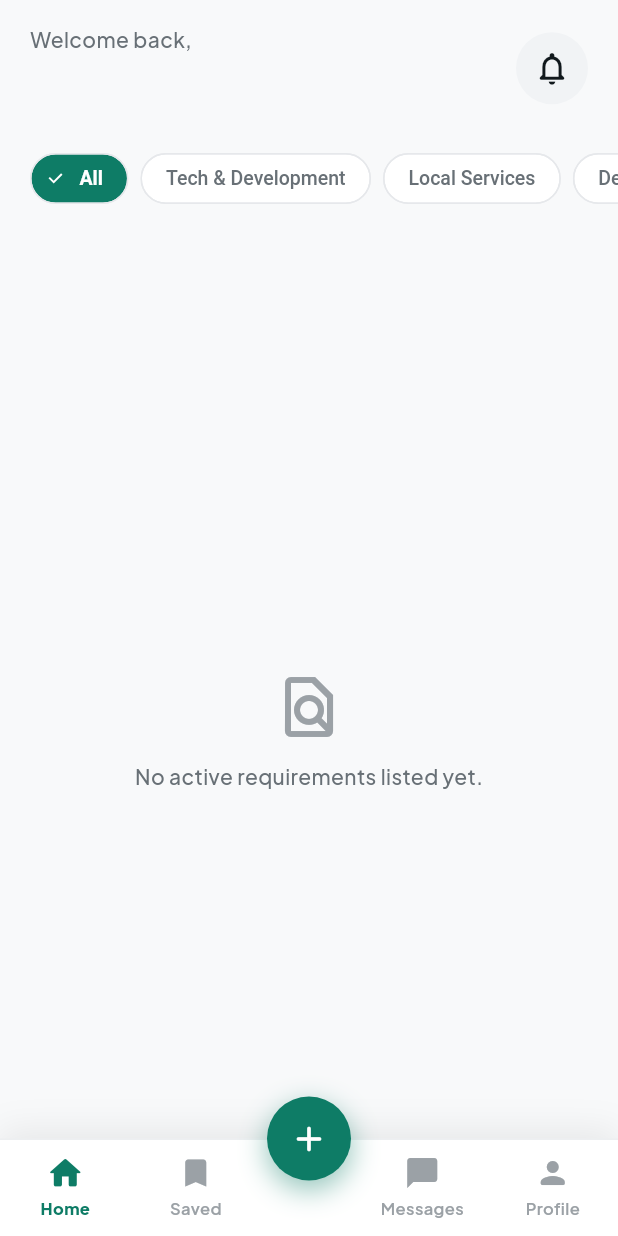
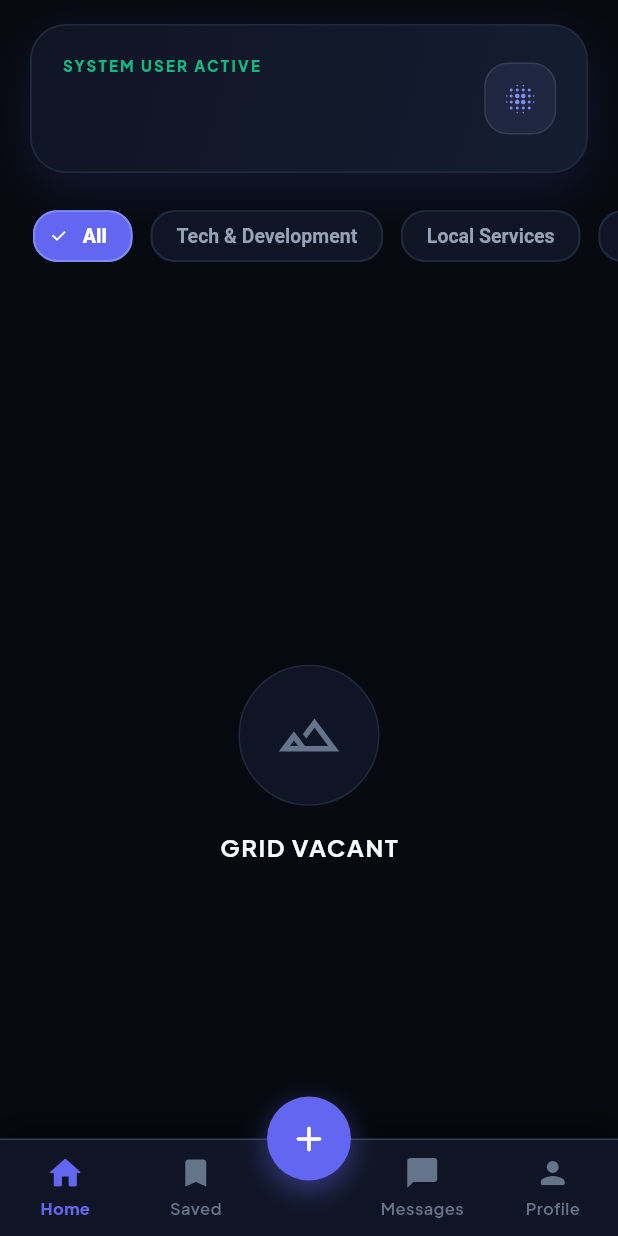
Before and after one commit to MysteriousEshoo/NeedBasedMarketplace, a Flutter app: the screen it shows once a user with an empty profile is signed in, on a phone screen of 412 x 824 dp. Run offline on Flutter 3.47's test engine with Material 3 defaults, Android fonts, the phone set to English and light mode, and no system bars; our stand-ins replace firebase_auth, firebase_core, firebase_database, google_fonts; accounts and stored records are empty.

Commit message:
updated system UI

```diff
--- a/lib/screens/home_screen.dart
+++ b/lib/screens/home_screen.dart
@@ -3,6 +3,7 @@ import 'package:firebase_auth/firebase_auth.dart';
 import '../models/need_model.dart';
 import '../theme/app_colors.dart';
 import '../widgets/pill_tag.dart';
+import '../widgets/three_d_glass_card.dart';
 
 class HomeScreen extends StatefulWidget {
   final List<Need> needs;
@@ -25,7 +26,6 @@ class _HomeScreenState extends State<HomeScreen> {
 
   @override
   Widget build(BuildContext context) {
-    // Corrected data flow logic ensuring real-time posted items render safely
     final filteredNeeds = _selectedCategory == 'All'
         ? widget.needs
         : widget.needs.where((n) => n.category == _selectedCategory).toList();
@@ -37,21 +37,21 @@ class _HomeScreenState extends State<HomeScreen> {
         child: Column(
           crossAxisAlignment: CrossAxisAlignment.start,
           children: [
-            _buildProfessionalHeader(),
+            _buildCyberpunkHeader(),
+            const SizedBox(height: 20),
+            _buildFuturisticSliderChips(),
             const SizedBox(height: 16),
-            _buildCategoryFilterBar(),
-            const SizedBox(height: 12),
             Expanded(
               child: filteredNeeds.isEmpty
-                  ? _buildCleanEmptyState()
+                  ? _buildCyberpunkEmptyState()
                   : ListView.separated(
                       physics: const BouncingScrollPhysics(),
-                      padding: const EdgeInsets.fromLTRB(20, 8, 20, 100),
+                      padding: const EdgeInsets.fromLTRB(20, 8, 20, 110),
                       itemCount: filteredNeeds.length,
-                      separatorBuilder: (_, __) => const SizedBox(height: 16),
+                      separatorBuilder: (_, __) => const SizedBox(height: 24),
                       itemBuilder: (context, index) {
                         final need = filteredNeeds[index];
-                        return _buildElevatedMarketplaceCard(need);
+                        return _build3DMarketplaceItem(need);
                       },
                     ),
             ),
@@ -61,10 +61,9 @@ class _HomeScreenState extends State<HomeScreen> {
     );
   }
 
-  /// Interactive Header with real-time authentication profile binding
-  Widget _buildProfessionalHeader() {
+  Widget _buildCyberpunkHeader() {
     final user = FirebaseAuth.instance.currentUser;
-    String currentUserName = 'User';
+    String currentUserName = 'User Core';
 
     if (user != null) {
       if (user.displayName != null && user.displayName!.isNotEmpty) {
@@ -74,42 +73,63 @@ class _HomeScreenState extends State<HomeScreen> {
       }
     }
 
-    return Padding(
-      padding: const EdgeInsets.fromLTRB(20, 16, 20, 8),
+    return Container(
+      margin: const EdgeInsets.fromLTRB(20, 16, 20, 0),
+      padding: const EdgeInsets.all(20),
+      decoration: BoxDecoration(
+        gradient: const LinearGradient(
+          colors: [AppColors.surface, Color(0xFF141C30)],
+          begin: Alignment.topLeft,
+          end: Alignment.bottomRight,
+        ),
+        borderRadius: BorderRadius.circular(24),
+        border: Border.all(color: AppColors.border, width: 1.2),
+        boxShadow: [
+          BoxShadow(
+            color: AppColors.primary.withValues(alpha: 0.15),
+            blurRadius: 30,
+            offset: const Offset(0, 10),
+          ),
+        ],
+      ),
       child: Row(
         children: [
-          Column(
+          Expanded(
+            child: Column(
               crossAxisAlignment: CrossAxisAlignment.start,
               children: [
                 const Text(
-                'Welcome back,',
+                  'SYSTEM USER ACTIVE',
                   style: TextStyle(
-                  color: AppColors.textSecondary,
-                  fontSize: 14,
-                  fontWeight: FontWeight.w500,
+                      color: AppColors.accent,
+                      fontSize: 10,
+                      fontWeight: FontWeight.w900,
+                      letterSpacing: 1.5),
                 ),
-              ),
-              const SizedBox(height: 4),
+                const SizedBox(height: 6),
                 Text(
                   currentUserName,
                   style: const TextStyle(
                     color: AppColors.textPrimary,
-                  fontSize: 24,
-                  fontWeight: FontWeight.bold,
+                    fontSize: 26,
+                    fontWeight: FontWeight.w900,
                     letterSpacing: -0.5,
                   ),
                 ),
               ],
             ),
-          const Spacer(),
+          ),
           Container(
+            height: 48,
+            width: 48,
             decoration: BoxDecoration(
               color: AppColors.surfaceMuted,
-              shape: BoxShape.circle,
+              borderRadius: BorderRadius.circular(16),
+              border: Border.all(color: Colors.white10, width: 1),
             ),
             child: IconButton(
-              icon: const Icon(Icons.notifications_none_rounded,
-                  color: AppColors.textPrimary, size: 26),
+              icon: const Icon(Icons.blur_on_rounded,
+                  color: AppColors.primaryLight, size: 24),
               onPressed: () {},
             ),
           ),
@@ -118,11 +138,10 @@ class _HomeScreenState extends State<HomeScreen> {
     );
   }
 
-  /// Clean inline horizontal category selection chips
-  Widget _buildCategoryFilterBar() {
+  Widget _buildFuturisticSliderChips() {
     final categories = ['All', ...MockData.categories];
     return SizedBox(
-      height: 40,
+      height: 44,
       child: ListView.builder(
         scrollDirection: Axis.horizontal,
         padding: const EdgeInsets.symmetric(horizontal: 16),
@@ -131,16 +150,23 @@ class _HomeScreenState extends State<HomeScreen> {
           final cat = categories[index];
           final isSelected = _selectedCategory == cat;
           return Padding(
-            padding: const EdgeInsets.symmetric(horizontal: 4),
+            padding: const EdgeInsets.symmetric(horizontal: 6),
             child: ChoiceChip(
               label: Text(cat),
               selected: isSelected,
               selectedColor: AppColors.primary,
+              backgroundColor: AppColors.surface,
+              side: BorderSide(
+                color: isSelected ? AppColors.primaryLight : AppColors.border,
+                width: 1.2,
+              ),
               labelStyle: TextStyle(
                 color: isSelected ? Colors.white : AppColors.textSecondary,
-                fontWeight: isSelected ? FontWeight.bold : FontWeight.w500,
+                fontWeight: isSelected ? FontWeight.w900 : FontWeight.w600,
                 fontSize: 13,
               ),
+              shape: RoundedRectangleBorder(
+                  borderRadius: BorderRadius.circular(16)),
               onSelected: (selected) {
                 if (selected) setState(() => _selectedCategory = cat);
               },
@@ -151,152 +177,142 @@ class _HomeScreenState extends State<HomeScreen> {
     );
   }
 
-  /// Clean, layered marketplace card UI layout
-  Widget _buildElevatedMarketplaceCard(Need need) {
-    return Container(
-      decoration: BoxDecoration(
-        color: AppColors.surface,
-        borderRadius: BorderRadius.circular(16),
-        border: Border.all(color: AppColors.border, width: 1),
-        boxShadow: const [
-          BoxShadow(
-            color: AppColors.shadow,
-            blurRadius: 10,
-            offset: Offset(0, 4),
-          ),
-        ],
-      ),
-      child: ClipRRect(
-        borderRadius: BorderRadius.circular(16),
-        child: Material(
-          color: Colors.transparent,
-          child: InkWell(
+  Widget _build3DMarketplaceItem(Need need) {
+    return ThreeDGlassCard(
+      glowColor: need.urgency.color,
       onTap: () => widget.onOpenDetail(need),
-            child: Padding(
-              padding: const EdgeInsets.all(16),
       child: Column(
         crossAxisAlignment: CrossAxisAlignment.start,
         children: [
           Row(
             children: [
               PillTag(
-                        label: need.category,
+                label: need.category.toUpperCase(),
                 foreground: AppColors.accent,
-                        background: AppColors.accent.withValues(alpha: 0.08),
+                background: AppColors.accent.withValues(alpha: 0.1),
               ),
               const Spacer(),
               Row(
                 children: [
-                          const Icon(Icons.access_time_rounded,
+                  const Icon(Icons.radar_rounded,
                       size: 14, color: AppColors.textTertiary),
-                          const SizedBox(width: 4),
+                  const SizedBox(width: 6),
                   Text(
                     need.timeElapsed,
                     style: const TextStyle(
-                                color: AppColors.textTertiary,
+                        color: AppColors.textSecondary,
                         fontSize: 12,
-                                fontWeight: FontWeight.w500),
+                        fontWeight: FontWeight.bold),
                   ),
                 ],
               ),
             ],
           ),
-                  const SizedBox(height: 12),
+          const SizedBox(height: 16),
           Text(
             need.title,
             style: const TextStyle(
-                      fontSize: 18,
-                      fontWeight: FontWeight.bold,
+              fontSize: 20,
+              fontWeight: FontWeight.w900,
               color: AppColors.textPrimary,
-                      letterSpacing: -0.2,
+              letterSpacing: -0.3,
             ),
           ),
-                  const SizedBox(height: 6),
+          const SizedBox(height: 8),
           Text(
             need.description,
             maxLines: 2,
             overflow: TextOverflow.ellipsis,
             style: const TextStyle(
-                      color: AppColors.textSecondary,
-                      height: 1.4,
-                      fontSize: 14,
+                color: AppColors.textSecondary, height: 1.5, fontSize: 14),
           ),
-                  ),
-                  const SizedBox(height: 14),
-                  const Divider(height: 1, color: AppColors.divider),
-                  const SizedBox(height: 12),
+          const SizedBox(height: 18),
+          Container(height: 1.2, color: AppColors.border),
+          const SizedBox(height: 16),
           Row(
             children: [
               Column(
                 crossAxisAlignment: CrossAxisAlignment.start,
                 children: [
-                          Text(
-                            'Budget'.toUpperCase(),
-                            style: const TextStyle(
+                  const Text(
+                    'VALUATION METRIC',
+                    style: TextStyle(
                       color: AppColors.textTertiary,
-                                fontSize: 10,
-                                fontWeight: FontWeight.bold,
-                                letterSpacing: 0.5),
+                      fontSize: 9,
+                      fontWeight: FontWeight.w900,
+                      letterSpacing: 1,
                     ),
-                          const SizedBox(height: 2),
+                  ),
+                  const SizedBox(height: 4),
                   Text(
                     'Rs. ${need.budget}',
                     style: const TextStyle(
                       color: AppColors.accent,
-                                fontWeight: FontWeight.w800,
-                                fontSize: 16),
+                      fontWeight: FontWeight.w900,
+                      fontSize: 18,
+                    ),
                   ),
                 ],
               ),
-                      const Spacer(),
+              const Spacer(), // <-- Is par se bhi const bilkul clear hai
               Container(
-                        padding: const EdgeInsets.symmetric(
-                            horizontal: 10, vertical: 6),
+                padding:
+                    const EdgeInsets.symmetric(horizontal: 12, vertical: 8),
                 decoration: BoxDecoration(
-                          color: need.urgency.softColor,
-                          borderRadius: BorderRadius.circular(10),
+                  color: need.urgency.color.withValues(alpha: 0.12),
+                  borderRadius: BorderRadius.circular(12),
                   border: Border.all(
-                              color: need.urgency.color.withValues(alpha: 0.2),
-                              width: 1),
+                    color: need.urgency.color.withValues(alpha: 0.3),
+                    width: 1.5,
+                  ),
                 ),
                 child: Row(
                   children: [
-                            Icon(Icons.local_fire_department_rounded,
-                                size: 14, color: need.urgency.color),
+                    Icon(Icons.bolt_rounded,
+                        size: 16, color: need.urgency.color),
                     const SizedBox(width: 4),
                     Text(
-                              need.urgency.label,
+                      need.urgency.label.toUpperCase(),
                       style: TextStyle(
                         color: need.urgency.color,
-                                  fontWeight: FontWeight.bold,
-                                  fontSize: 12),
+                        fontWeight: FontWeight.w900,
+                        fontSize: 11,
+                        letterSpacing: 0.5,
+                      ),
                     ),
                   ],
                 ),
               ),
             ],
-                  ),
+          )
         ],
-              ),
-            ),
-          ),
-        ),
       ),
     );
   }
 
-  Widget _buildCleanEmptyState() {
-    return const Center(
+  Widget _buildCyberpunkEmptyState() {
+    return Center(
       child: Column(
         mainAxisAlignment: MainAxisAlignment.center,
         children: [
-          Icon(Icons.find_in_page_outlined,
-              size: 48, color: AppColors.textTertiary),
-          SizedBox(height: 12),
-          Text(
-            'No active requirements listed yet.',
+          Container(
+            padding: const EdgeInsets.all(24),
+            decoration: BoxDecoration(
+              color: AppColors.surface,
+              shape: BoxShape.circle,
+              border: Border.all(color: AppColors.border),
+            ),
+            child: const Icon(Icons.filter_hdr_outlined,
+                size: 44, color: AppColors.textTertiary),
+          ),
+          const SizedBox(height: 16),
+          const Text(
+            'GRID VACANT',
             style: TextStyle(
-                color: AppColors.textSecondary, fontWeight: FontWeight.w500),
+                color: AppColors.textPrimary,
+                fontSize: 16,
+                fontWeight: FontWeight.bold,
+                letterSpacing: 1),
           ),
         ],
       ),
--- a/lib/theme/app_colors.dart
+++ b/lib/theme/app_colors.dart
@@ -1,50 +1,41 @@
 import 'package:flutter/material.dart';
 
-/// Centralized color tokens for the entire app.
-///
-/// Keeping every color in one place guarantees a consistent, premium
-/// visual language and makes future theming (e.g. dark mode) trivial.
 class AppColors {
-  AppColors._();
+  // 3D Glassmorphic Palette Base
+  static const Color background = Color(0xFF06090F); // Dark Space Base
+  static const Color surface = Color(0xFF0F1524); // Layered Slate Base
+  static const Color surfaceMuted =
+      Color(0xFF1E2640); // Metallic Border Highlight
 
-  // ---- Brand ----
-  /// Deep emerald / teal — conveys trust and a premium feel.
-  static const Color primary = Color(0xFF0E7C66);
-  static const Color primaryDark = Color(0xFF0A5F4E);
-  static const Color primaryLight = Color(0xFF34A78D);
+  // Glowing Neon Accents
+  static const Color primary = Color(0xFF6366F1); // Cyber Indigo
+  static const Color primaryDark = Color(0xFF4338CA); // Deep Shaded Shadow
+  static const Color primaryLight = Color(0xFF818CF8); // Highlight Edge
+  static const Color accent = Color(0xFF10B981); // Emerald Flux (Budget Glow)
 
-  /// Indigo / vibrant blue — used for interactive accents.
-  static const Color accent = Color(0xFF4F46E5);
-  static const Color accentLight = Color(0xFF6366F1);
+  // App Mechanics Fix Link
+  static const Color glow = Color(0xFF6366F1); // Cyber Indigo Glow Link
 
-  // ---- Surfaces ----
-  static const Color background = Color(0xFFF8F9FA);
-  static const Color surface = Color(0xFFFFFFFF);
-  static const Color surfaceMuted = Color(0xFFF1F3F5);
+  // FIXED: Added missing active states and soft tags to clear all chat errors!
+  static const Color online = Color(0xFF10B981); // Emerald Green for live badge
+  static const Color budgetTagSoft = Color(0x1410B981); // 8% Alpha Emerald Tint
 
-  // ---- Text ----
-  static const Color textPrimary = Color(0xFF11181C);
-  static const Color textSecondary = Color(0xFF687076);
-  static const Color textTertiary = Color(0xFF9BA1A6);
+  // Status Accents (Solid Colors)
+  static const Color urgentHigh = Color(0xFFEF4444); // Neon Crimson
+  static const Color urgentMedium = Color(0xFFF59E0B); // Neon Amber
+  static const Color urgentLow = Color(0xFF3B82F6); // Cyber Blue
 
-  // ---- Semantic / status ----
-  static const Color urgentHigh = Color(0xFFEF5350);
-  static const Color urgentHighSoft = Color(0xFFFDECEA);
-  static const Color urgentMedium = Color(0xFFF59E0B);
-  static const Color urgentMediumSoft = Color(0xFFFEF3E2);
-  static const Color urgentLow = Color(0xFF10B981);
-  static const Color urgentLowSoft = Color(0xFFE6F7F1);
+  static const Color urgentHighSoft =
+      Color(0x14EF4444); // 8% Alpha Neon Crimson
+  static const Color urgentMediumSoft =
+      Color(0x14F59E0B); // 8% Alpha Neon Amber
+  static const Color urgentLowSoft = Color(0x143B82F6); // 8% Alpha Cyber Blue
 
-  static const Color budgetTag = Color(0xFF0E7C66);
-  static const Color budgetTagSoft = Color(0xFFE6F4F0);
-
-  static const Color online = Color(0xFF22C55E);
-
-  // ---- Lines & borders ----
-  static const Color border = Color(0xFFE6E8EB);
-  static const Color divider = Color(0xFFEDEFF1);
-
-  // ---- Shadows ----
-  static const Color shadow = Color(0x14000000);
-  static const Color glow = Color(0x4D0E7C66);
+  // UI Support Colors
+  static const Color textPrimary = Color(0xFFF8FAFC); // Crystal White
+  static const Color textSecondary = Color(0xFF94A3B8); // Cool Grey Shading
+  static const Color textTertiary = Color(0xFF64748B); // Dim Muted Tint
+  static const Color border = Color(0xFF1E293B); // Chiseled Outer Edge
+  static const Color divider = Color(0xFF334155); // Sharp Grid Line
+  static const Color shadow = Color(0x7F000000); // Ambient Occlusion Shading
 }
```
Also changed, not shown: lib/widgets/three_d_glass_card.dart (added, +81 -0 lines). Lines whose indentation alone changed are shown as unchanged.
